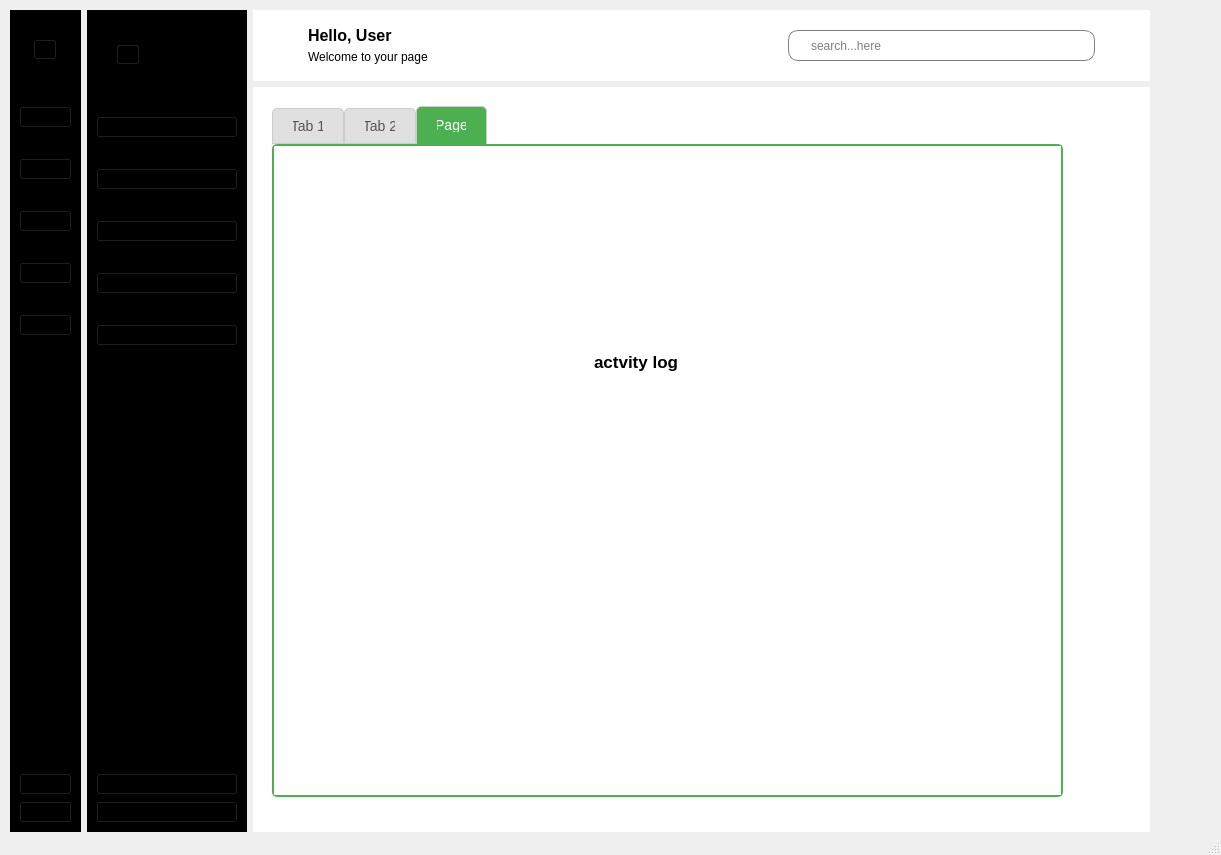
The window that School_System/ui/indexSU.ui (KasperJack/School-Management-System) describes before a commit, drawn with Qt 5.
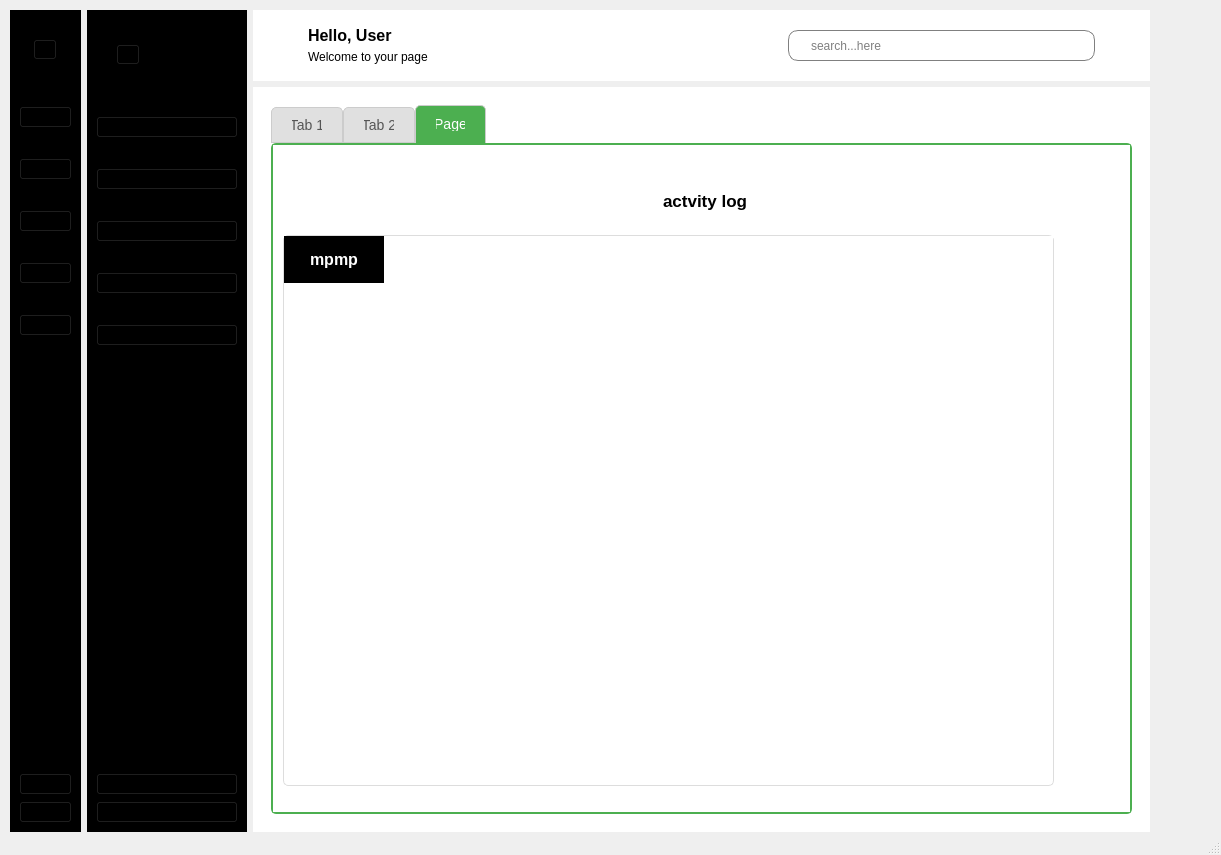
The same window after the commit. The open tabs and pages were chosen to show the change. Icons and pictures are not drawn.

Patch:
```diff
--- a/School_System/ui/indexSU.ui
+++ b/School_System/ui/indexSU.ui
@@ -743,15 +743,9 @@
              <number>4</number>
             </property>
             <widget class="QWidget" name="dash">
+             <layout class="QGridLayout" name="gridLayout_7">
+              <item row="0" column="0">
              <widget class="QTabWidget" name="tabWidget_dash">
-              <property name="geometry">
-               <rect>
-                <x>10</x>
-                <y>10</y>
-                <width>791</width>
-                <height>691</height>
-               </rect>
-              </property>
               <property name="styleSheet">
                <string notr="true"> /* TabWidget Styling */
     QTabWidget::pane {
@@ -1070,8 +1064,8 @@
                <widget class="QLabel" name="label_7">
                 <property name="geometry">
                  <rect>
-                  <x>320</x>
-                  <y>190</y>
+                    <x>390</x>
+                    <y>30</y>
                   <width>111</width>
                   <height>51</height>
                  </rect>
@@ -1086,8 +1080,79 @@
                  <string>actvity log</string>
                 </property>
                </widget>
-              </widget>
-             </widget>
+                 <widget class="QTableWidget" name="students_table_2">
+                  <property name="geometry">
+                   <rect>
+                    <x>10</x>
+                    <y>90</y>
+                    <width>771</width>
+                    <height>551</height>
+                   </rect>
+                  </property>
+                  <property name="styleSheet">
+                   <string notr="true">    QTableWidget {
+        border: 1px solid #ddd;
+        border-radius: 5px;
+        background-color: #fff;
+        gridline-color: #ddd;
+        selection-background-color: #4CAF50;
+		 alternate-background-color: #B0EDFB;
+    }
+    QTableWidget::item {
+        padding: 10px;
+        font-size: 14px;
+    }
+
+
+	QTableWidget::item:selected {
+		  background-color: green;
+        color: black;
+    }
+    
+    QHeaderView::section {
+        background-color: black;
+        color: white;
+        padding: 12px;
+        font-size: 16px;
+        border: none;
+        text-align: left;
+		font-weight: bold;
+    }
+    QTableWidget QTableCornerButton::section {
+        background-color: #4CAF50;
+    }
+    QTableWidget::horizontalHeader {
+        background-color: #4CAF50;
+        font-size: 16px;
+        color: white;
+        padding: 10px;
+    }
+    QTableWidget::verticalHeader {
+        background-color: #4CAF50;
+        font-size: 16px;
+        color: white;
+        padding: 10px;
+    }
+    
+
+		QTableWidget::item:hover {
+        background-color: #f2f2f2;
+    }
+</string>
+                  </property>
+                  <property name="alternatingRowColors">
+                   <bool>true</bool>
+                  </property>
+                  <column>
+                   <property name="text">
+                    <string>mpmp</string>
+                   </property>
+                  </column>
+                 </widget>
+                </widget>
+               </widget>
+              </item>
+             </layout>
             </widget>
             <widget class="QWidget" name="classes">
              <widget class="QLabel" name="label_6">
```
Left out of the diff: 4 changed lines with no effect on the pictures. Lines whose indentation alone changed are shown as unchanged.
